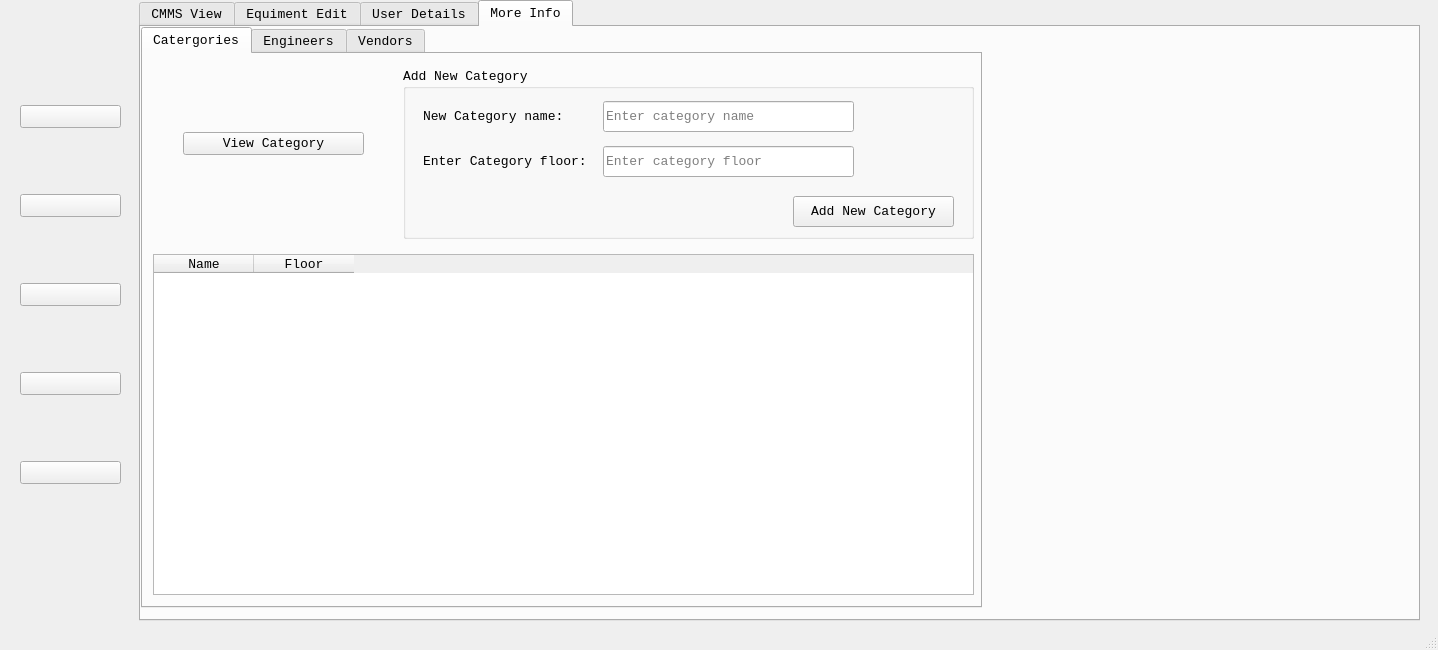
This is design.ui in mostafa20223/Clinical_Project as Qt 5 draws it before an edit. The edited form follows.
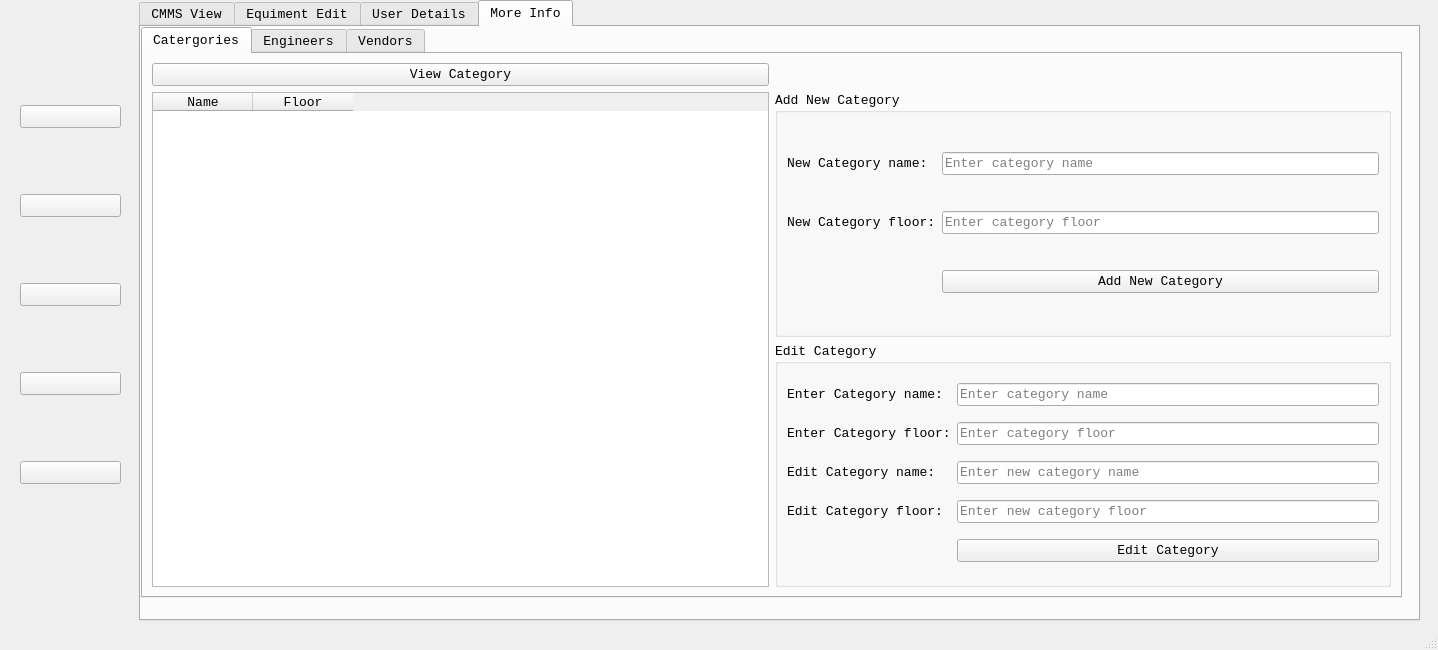
This is the edited form. The open tabs and pages were chosen to show the change. Icons and pictures are not drawn.

Diff of the .ui file:
```diff
--- a/design.ui
+++ b/design.ui
@@ -1196,8 +1196,8 @@
        <rect>
         <x>0</x>
         <y>0</y>
-        <width>841</width>
-        <height>581</height>
+        <width>1261</width>
+        <height>571</height>
        </rect>
       </property>
       <property name="font">
@@ -1213,166 +1213,248 @@
        <attribute name="title">
         <string>Catergories</string>
        </attribute>
-       <widget class="QTableWidget" name="category_table">
-        <property name="geometry">
-         <rect>
-          <x>10</x>
-          <y>200</y>
-          <width>821</width>
-          <height>341</height>
-         </rect>
-        </property>
-        <property name="font">
-         <font>
-          <family>Courier New</family>
-          <pointsize>10</pointsize>
-          <weight>50</weight>
-          <italic>false</italic>
-          <bold>false</bold>
-         </font>
-        </property>
-        <column>
-         <property name="text">
-          <string>Name</string>
-         </property>
-         <property name="font">
-          <font>
-           <family>Courier New</family>
-          </font>
-         </property>
-        </column>
-        <column>
-         <property name="text">
-          <string>Floor</string>
-         </property>
-         <property name="font">
-          <font>
-           <family>Courier New</family>
-          </font>
-         </property>
-        </column>
-       </widget>
-       <widget class="QGroupBox" name="AddCategory">
-        <property name="geometry">
-         <rect>
-          <x>260</x>
-          <y>14</y>
-          <width>571</width>
-          <height>171</height>
-         </rect>
-        </property>
-        <property name="title">
-         <string>Add New Category</string>
-        </property>
-        <widget class="QPushButton" name="add_cat_btn">
-         <property name="geometry">
-          <rect>
-           <x>390</x>
-           <y>128</y>
-           <width>161</width>
-           <height>31</height>
-          </rect>
-         </property>
-         <property name="font">
-          <font>
-           <family>Courier New</family>
-           <pointsize>10</pointsize>
-          </font>
-         </property>
-         <property name="text">
-          <string>Add New Category</string>
-         </property>
-        </widget>
-        <widget class="QLabel" name="NewCategory">
-         <property name="geometry">
-          <rect>
-           <x>20</x>
-           <y>28</y>
-           <width>151</width>
-           <height>41</height>
-          </rect>
-         </property>
-         <property name="font">
-          <font>
-           <family>Courier New</family>
-           <pointsize>10</pointsize>
-          </font>
-         </property>
-         <property name="text">
-          <string>New Category name:</string>
-         </property>
-        </widget>
-        <widget class="QLineEdit" name="cat_floor">
-         <property name="geometry">
-          <rect>
-           <x>200</x>
-           <y>78</y>
-           <width>251</width>
-           <height>31</height>
-          </rect>
-         </property>
-         <property name="font">
-          <font>
-           <family>Courier New</family>
-           <pointsize>10</pointsize>
-          </font>
-         </property>
-         <property name="placeholderText">
-          <string>Enter category floor</string>
-         </property>
-        </widget>
-        <widget class="QLabel" name="CategoryFloor">
-         <property name="geometry">
-          <rect>
-           <x>20</x>
-           <y>73</y>
-           <width>171</width>
-           <height>41</height>
-          </rect>
-         </property>
-         <property name="font">
-          <font>
-           <family>Courier New</family>
-           <pointsize>10</pointsize>
-          </font>
-         </property>
-         <property name="text">
-          <string>Enter Category floor:</string>
-         </property>
-        </widget>
-        <widget class="QLineEdit" name="cat_name">
-         <property name="geometry">
-          <rect>
-           <x>200</x>
-           <y>33</y>
-           <width>251</width>
-           <height>31</height>
-          </rect>
-         </property>
-         <property name="font">
-          <font>
-           <family>Courier New</family>
-           <pointsize>10</pointsize>
-          </font>
-         </property>
-         <property name="placeholderText">
-          <string>Enter category name</string>
-         </property>
-        </widget>
-       </widget>
-       <widget class="QPushButton" name="view_cat_btn">
-        <property name="geometry">
-         <rect>
-          <x>40</x>
-          <y>78</y>
-          <width>181</width>
-          <height>23</height>
-         </rect>
-        </property>
-        <property name="text">
-         <string>View Category</string>
-        </property>
-       </widget>
+       <layout class="QGridLayout" name="gridLayout_7">
+        <item row="0" column="0">
+         <widget class="QPushButton" name="view_cat_btn">
+          <property name="text">
+           <string>View Category</string>
+          </property>
+         </widget>
+        </item>
+        <item row="1" column="0" rowspan="2">
+         <widget class="QTableWidget" name="category_table">
+          <property name="font">
+           <font>
+            <family>Courier New</family>
+            <pointsize>10</pointsize>
+            <weight>50</weight>
+            <italic>false</italic>
+            <bold>false</bold>
+           </font>
+          </property>
+          <column>
+           <property name="text">
+            <string>Name</string>
+           </property>
+           <property name="font">
+            <font>
+             <family>Courier New</family>
+            </font>
+           </property>
+          </column>
+          <column>
+           <property name="text">
+            <string>Floor</string>
+           </property>
+           <property name="font">
+            <font>
+             <family>Courier New</family>
+            </font>
+           </property>
+          </column>
+         </widget>
+        </item>
+        <item row="1" column="1">
+         <widget class="QGroupBox" name="AddCategory">
+          <property name="title">
+           <string>Add New Category</string>
+          </property>
+          <layout class="QGridLayout" name="gridLayout_5">
+           <item row="0" column="0">
+            <widget class="QLabel" name="NewCategoryName">
+             <property name="font">
+              <font>
+               <family>Courier New</family>
+               <pointsize>10</pointsize>
+              </font>
+             </property>
+             <property name="text">
+              <string>New Category name:</string>
+             </property>
+            </widget>
+           </item>
+           <item row="1" column="0">
+            <widget class="QLabel" name="NewCategoryFloor">
+             <property name="font">
+              <font>
+               <family>Courier New</family>
+               <pointsize>10</pointsize>
+              </font>
+             </property>
+             <property name="text">
+              <string>New Category floor:</string>
+             </property>
+            </widget>
+           </item>
+           <item row="0" column="1">
+            <widget class="QLineEdit" name="cat_name">
+             <property name="font">
+              <font>
+               <family>Courier New</family>
+               <pointsize>10</pointsize>
+              </font>
+             </property>
+             <property name="placeholderText">
+              <string>Enter category name</string>
+             </property>
+            </widget>
+           </item>
+           <item row="2" column="1">
+            <widget class="QPushButton" name="add_cat_btn">
+             <property name="font">
+              <font>
+               <family>Courier New</family>
+               <pointsize>10</pointsize>
+              </font>
+             </property>
+             <property name="text">
+              <string>Add New Category</string>
+             </property>
+            </widget>
+           </item>
+           <item row="1" column="1">
+            <widget class="QLineEdit" name="cat_floor">
+             <property name="font">
+              <font>
+               <family>Courier New</family>
+               <pointsize>10</pointsize>
+              </font>
+             </property>
+             <property name="placeholderText">
+              <string>Enter category floor</string>
+             </property>
+            </widget>
+           </item>
+          </layout>
+         </widget>
+        </item>
+        <item row="2" column="1">
+         <widget class="QGroupBox" name="EditCategory">
+          <property name="title">
+           <string>Edit Category</string>
+          </property>
+          <layout class="QGridLayout" name="gridLayout_6">
+           <item row="0" column="0">
+            <widget class="QLabel" name="CategoryName">
+             <property name="font">
+              <font>
+               <family>Courier New</family>
+               <pointsize>10</pointsize>
+              </font>
+             </property>
+             <property name="text">
+              <string>Enter Category name:</string>
+             </property>
+            </widget>
+           </item>
+           <item row="0" column="1">
+            <widget class="QLineEdit" name="cat_name0">
+             <property name="font">
+              <font>
+               <family>Courier New</family>
+               <pointsize>10</pointsize>
+              </font>
+             </property>
+             <property name="placeholderText">
+              <string>Enter category name</string>
+             </property>
+            </widget>
+           </item>
+           <item row="1" column="0">
+            <widget class="QLabel" name="CategoryFloor">
+             <property name="font">
+              <font>
+               <family>Courier New</family>
+               <pointsize>10</pointsize>
+              </font>
+             </property>
+             <property name="text">
+              <string>Enter Category floor:</string>
+             </property>
+            </widget>
+           </item>
+           <item row="1" column="1">
+            <widget class="QLineEdit" name="cat_floor0">
+             <property name="font">
+              <font>
+               <family>Courier New</family>
+               <pointsize>10</pointsize>
+              </font>
+             </property>
+             <property name="placeholderText">
+              <string>Enter category floor</string>
+             </property>
+            </widget>
+           </item>
+           <item row="2" column="0">
+            <widget class="QLabel" name="EditCategoryName">
+             <property name="font">
+              <font>
+               <family>Courier New</family>
+               <pointsize>10</pointsize>
+              </font>
+             </property>
+             <property name="text">
+              <string>Edit Category name:</string>
+             </property>
+            </widget>
+           </item>
+           <item row="2" column="1">
+            <widget class="QLineEdit" name="cat_name1">
+             <property name="font">
+              <font>
+               <family>Courier New</family>
+               <pointsize>10</pointsize>
+              </font>
+             </property>
+             <property name="placeholderText">
+              <string>Enter new category name</string>
+             </property>
+            </widget>
+           </item>
+           <item row="3" column="0">
+            <widget class="QLabel" name="EditCategoryFloor">
+             <property name="font">
+              <font>
+               <family>Courier New</family>
+               <pointsize>10</pointsize>
+              </font>
+             </property>
+             <property name="text">
+              <string>Edit Category floor:</string>
+             </property>
+            </widget>
+           </item>
+           <item row="3" column="1">
+            <widget class="QLineEdit" name="cat_floor1">
+             <property name="font">
+              <font>
+               <family>Courier New</family>
+               <pointsize>10</pointsize>
+              </font>
+             </property>
+             <property name="placeholderText">
+              <string>Enter new category floor</string>
+             </property>
+            </widget>
+           </item>
+           <item row="4" column="1">
+            <widget class="QPushButton" name="edit_cat_btn">
+             <property name="font">
+              <font>
+               <family>Courier New</family>
+               <pointsize>10</pointsize>
+              </font>
+             </property>
+             <property name="text">
+              <string>Edit Category</string>
+             </property>
+            </widget>
+           </item>
+          </layout>
+         </widget>
+        </item>
+       </layout>
       </widget>
       <widget class="QWidget" name="tab_8">
        <attribute name="title">
```
Left out of the diff: 442 changed lines with no effect on the pictures.
